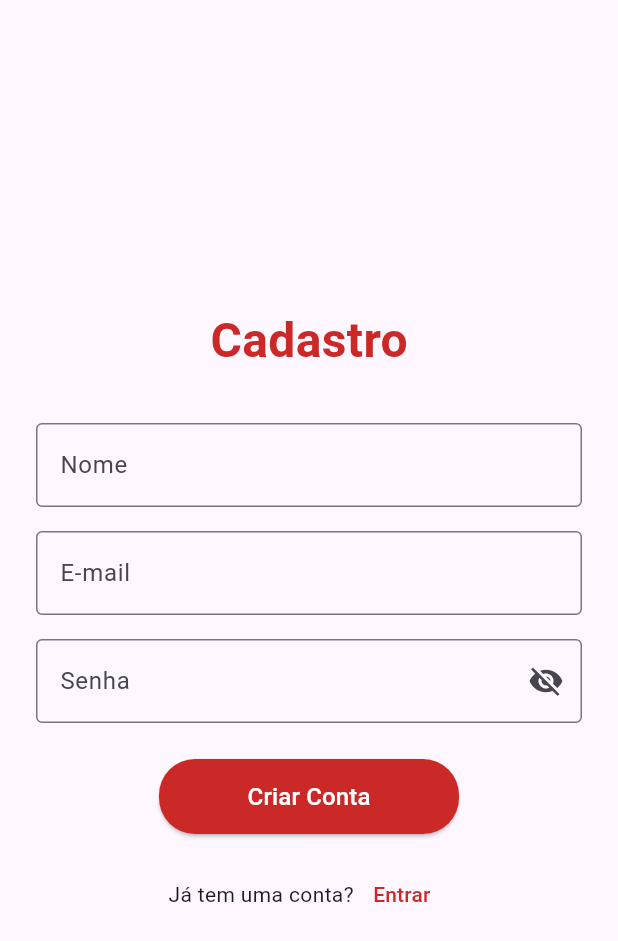
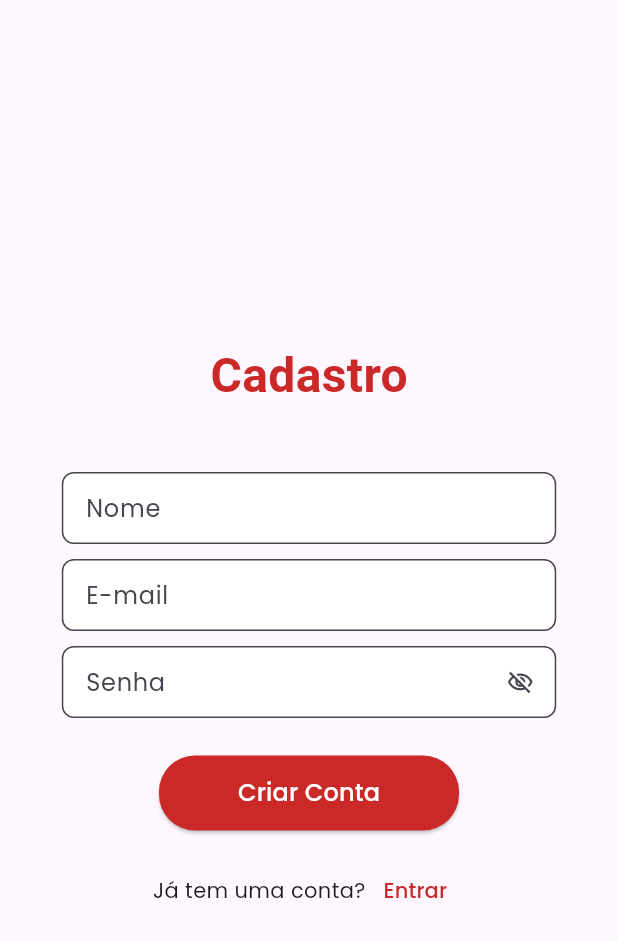
Before and after one commit to gabrielcavalcante07/app-raprtor, a Flutter app: the EntrarScreen screen opened directly, after a tap on "Criar Conta", on a phone screen of 412 x 824 dp. Shown: the top 941 px of the screen. Run offline on Flutter 3.47's test engine with Material 3 defaults, Android fonts, the phone set to English and light mode, and no system bars; our stand-ins replace google_fonts; network calls fail.

Commit message:
Adcionando google fonts

```diff
--- a/app_raptor/lib/account_page.dart
+++ b/app_raptor/lib/account_page.dart
@@ -105,10 +105,12 @@ class _AccountPageState extends State<AccountPage> {
                     TextButton(
                         onPressed: () {
                           // confirmar exclusão
-                          Navigator.push(
+                          Navigator.pushReplacement(
                               context,
                               MaterialPageRoute(
-                                  builder: (context) => HomePage()));
+                                  builder: (context) => MainScreen(
+                                        startIndex: 0,
+                                      )));
                         },
                         child: const Text("Excluir",
                             style: TextStyle(color: Colors.red))),
--- a/app_raptor/lib/login_page.dart
+++ b/app_raptor/lib/login_page.dart
@@ -52,7 +52,7 @@ class _EntrarScreenState extends State<EntrarScreen> {
                       fontSize: 32,
                       fontWeight: FontWeight.w600,
                       color: Color(0xFFCB2828),
-                      fontFamily: 'Poppins',
+                      fontFamily: 'poppinsns',
                     ),
                   ),
                 ),
@@ -151,7 +151,7 @@ class _EntrarScreenState extends State<EntrarScreen> {
                       style: TextStyle(
                         color: Colors.white,
                         fontSize: 16,
-                        fontFamily: 'Inter',
+                        fontFamily: 'poppins',
                       ),
                     ),
                   ),
@@ -165,7 +165,7 @@ class _EntrarScreenState extends State<EntrarScreen> {
                   children: [
                     const Text(
                       'Não tem uma conta?',
-                      style: TextStyle(fontFamily: 'Inter'),
+                      style: TextStyle(fontFamily: 'poppins'),
                     ),
                     TextButton(
                       onPressed: () {
@@ -181,7 +181,7 @@ class _EntrarScreenState extends State<EntrarScreen> {
                         'Criar Conta',
                         style: TextStyle(
                           color: Color(0xFFCB2828),
-                          fontFamily: 'Inter',
+                          fontFamily: 'poppins',
                         ),
                       ),
                     ),
@@ -221,60 +221,94 @@ class _CadastroScreenState extends State<CadastroScreen> {
   @override
   Widget build(BuildContext context) {
     final largura = MediaQuery.of(context).size.width;
+    final altura = MediaQuery.of(context).size.height;
 
-    return Scaffold(
-      body: GestureDetector(
+    return GestureDetector(
       onTap: () => FocusScope.of(context).unfocus(),
+      child: Scaffold(
+        body: SafeArea(
           child: Center(
-          child: SingleChildScrollView(
-            padding: const EdgeInsets.symmetric(horizontal: 24),
             child: Column(
               mainAxisAlignment: MainAxisAlignment.center,
               children: [
-                const Text(
+                // Título
+                Container(
+                  width: largura,
+                  height: altura * 0.106,
+                  alignment: Alignment.center,
+                  child: const Text(
                     'Cadastro',
                     style: TextStyle(
                       fontSize: 32,
-                    fontWeight: FontWeight.bold,
+                      fontWeight: FontWeight.w600,
                       color: Color(0xFFCB2828),
+                      fontFamily: 'poppinsns',
                     ),
                   ),
-                const SizedBox(height: 32),
+                ),
+
+                const SizedBox(height: 16),
 
                 // Nome
-                TextFormField(
+                Container(
+                  width: largura * 0.8,
+                  padding: const EdgeInsets.symmetric(vertical: 5),
+                  child: TextFormField(
                     controller: _nomeController,
                     decoration: InputDecoration(
+                      isDense: true,
                       labelText: 'Nome',
                       hintText: 'Insira seu nome',
-                    border: OutlineInputBorder(),
+                      border: OutlineInputBorder(
+                        borderRadius: BorderRadius.circular(8),
+                      ),
+                      filled: true,
+                      fillColor: Colors.white,
                     ),
                   ),
-                const SizedBox(height: 16),
+                ),
 
                 // Email
-                TextFormField(
+                Container(
+                  width: largura * 0.8,
+                  padding: const EdgeInsets.symmetric(vertical: 5),
+                  child: TextFormField(
                     controller: _emailController,
                     decoration: InputDecoration(
+                      isDense: true,
                       labelText: 'E-mail',
                       hintText: 'Insira seu e-mail',
-                    border: OutlineInputBorder(),
+                      border: OutlineInputBorder(
+                        borderRadius: BorderRadius.circular(8),
+                      ),
+                      filled: true,
+                      fillColor: Colors.white,
                     ),
                     keyboardType: TextInputType.emailAddress,
                   ),
-                const SizedBox(height: 16),
+                ),
 
                 // Senha
-                TextFormField(
+                Container(
+                  width: largura * 0.8,
+                  padding: const EdgeInsets.symmetric(vertical: 5),
+                  child: TextFormField(
                     controller: _senhaController,
                     obscureText: !_senhaVisivel,
                     decoration: InputDecoration(
+                      isDense: true,
                       labelText: 'Senha',
-                    hintText: 'Insira uma senha',
-                    border: OutlineInputBorder(),
+                      hintText: 'Insira sua senha',
+                      border: OutlineInputBorder(
+                        borderRadius: BorderRadius.circular(8),
+                      ),
+                      filled: true,
+                      fillColor: Colors.white,
                       suffixIcon: IconButton(
                         icon: Icon(
-                        _senhaVisivel ? Icons.visibility : Icons.visibility_off,
+                          _senhaVisivel
+                              ? Icons.visibility_outlined
+                              : Icons.visibility_off_outlined,
                         ),
                         onPressed: () {
                           setState(() {
@@ -284,7 +318,9 @@ class _CadastroScreenState extends State<CadastroScreen> {
                       ),
                     ),
                   ),
-                const SizedBox(height: 24),
+                ),
+
+                const SizedBox(height: 20),
 
                 // Botão Criar Conta
                 SizedBox(
@@ -310,7 +346,7 @@ class _CadastroScreenState extends State<CadastroScreen> {
                         );
                       } else {
                         print('Conta criada com: $nome, $email');
-                        Navigator.push(
+                        Navigator.pushReplacement(
                           context,
                           MaterialPageRoute(
                             builder: (context) => AccountPage(),
@@ -320,28 +356,40 @@ class _CadastroScreenState extends State<CadastroScreen> {
                     },
                     child: const Text(
                       'Criar Conta',
-                      style: TextStyle(color: Colors.white, fontSize: 16),
+                      style: TextStyle(
+                        color: Colors.white,
+                        fontSize: 16,
+                        fontFamily: 'poppins',
                       ),
                     ),
                   ),
+                ),
+
                 const SizedBox(height: 16),
 
                 // Link para login
                 Row(
                   mainAxisAlignment: MainAxisAlignment.center,
                   children: [
-                    const Text('Já tem uma conta?'),
+                    const Text(
+                      'Já tem uma conta?',
+                      style: TextStyle(fontFamily: 'poppins'),
+                    ),
                     TextButton(
                       onPressed: () {
                         Navigator.push(
                           context,
                           MaterialPageRoute(
-                              builder: (context) => EntrarScreen(),
-                            ));
+                            builder: (context) => const EntrarScreen(),
+                          ),
+                        );
                       },
                       child: const Text(
                         'Entrar',
-                        style: TextStyle(color: Color(0xFFCB2828)),
+                        style: TextStyle(
+                          color: Color(0xFFCB2828),
+                          fontFamily: 'poppins',
+                        ),
                       ),
                     ),
                   ],
--- a/app_raptor/pubspec.yaml
+++ b/app_raptor/pubspec.yaml
@@ -9,6 +9,7 @@ environment:
 dependencies:
   flutter:
     sdk: flutter
+  google_fonts: ^6.1.0
 
 dev_dependencies:
   flutter_test:
```
Also changed, not shown: app_raptor/lib/favoritesPage.dart (+4 -5 lines), app_raptor/lib/home_page.dart (+6 -6 lines), app_raptor/lib/main.dart (+7 -2 lines), app_raptor/lib/product_page.dart (+20 -5 lines), app_raptor/lib/register.dart (+4 -4 lines), app_raptor/lib/search_page.dart (+31 -9 lines), app_raptor/pubspec.lock, 1 other file. Lines whose indentation alone changed are shown as unchanged.
